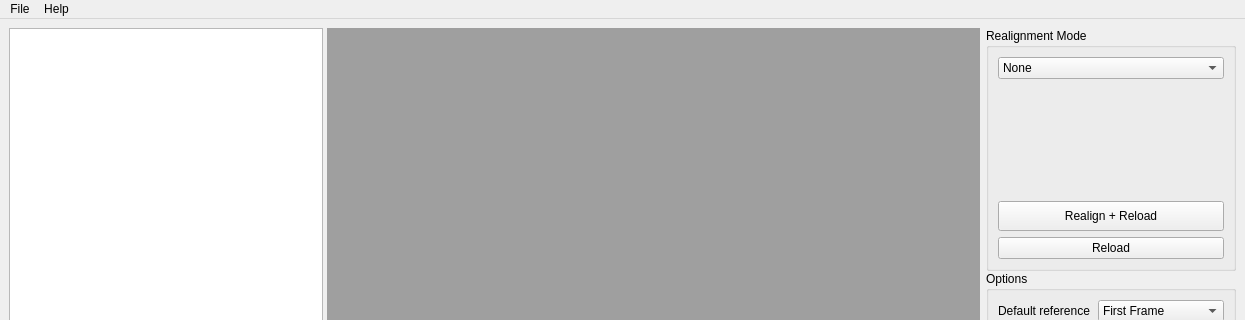
Qt form Source/flim-ui/RealignmentStudio.ui (flimfit/Galene) before a commit; both pictures show x 0 to 1245 and y 0 to 320 of the 1245 by 743 pixel window.
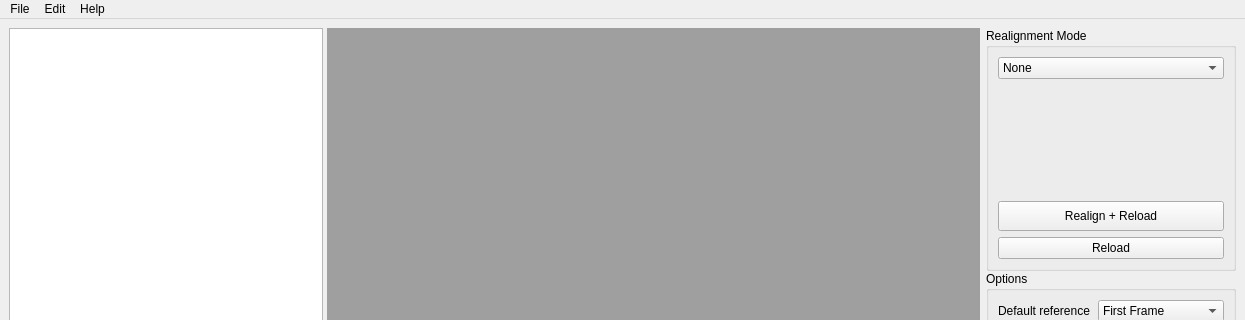
The same form after that commit. Custom widgets are drawn as their Qt base class.

Diff of the .ui file:
```diff
--- a/Source/flim-ui/RealignmentStudio.ui
+++ b/Source/flim-ui/RealignmentStudio.ui
@@ -704,7 +704,14 @@
     </property>
     <addaction name="help_action"/>
    </widget>
+   <widget class="QMenu" name="menuEdit">
+    <property name="title">
+     <string>Edit</string>
+    </property>
+    <addaction name="copy_action"/>
+   </widget>
    <addaction name="menuFiles"/>
+   <addaction name="menuEdit"/>
    <addaction name="menuHelp"/>
   </widget>
   <action name="quit_action">
```
Left out of the diff: 8 changed lines with no effect on the pictures.
